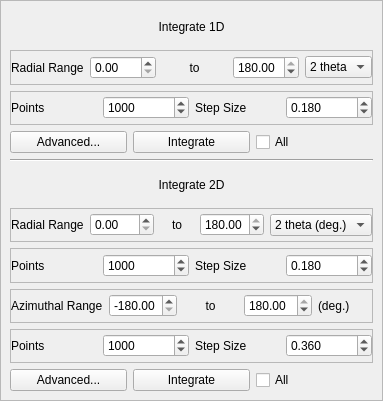
First picture: the form in xdart/experiments/ttheta_scan/gui/integratorUI.ui, repository rwalroth/xdart, before the edit.
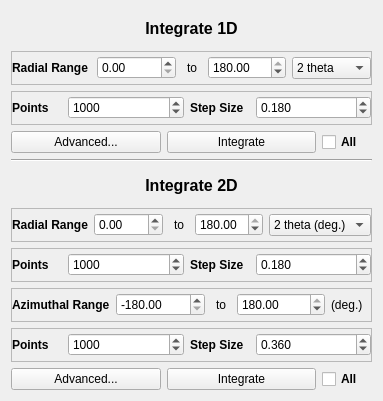
Second picture: the form after the edit.

Commit message:
Added rangeWidget to handle range parameters
High and low boxes affect each other, step size
and points also are linked.

Patch:
```diff
--- a/xdart/experiments/ttheta_scan/gui/integratorUI.ui
+++ b/xdart/experiments/ttheta_scan/gui/integratorUI.ui
@@ -13,95 +13,29 @@
   <property name="windowTitle">
    <string>Form</string>
   </property>
-  <layout class="QVBoxLayout" name="layout">
-   <property name="spacing">
-    <number>0</number>
-   </property>
-   <property name="leftMargin">
-    <number>0</number>
-   </property>
-   <property name="topMargin">
-    <number>0</number>
-   </property>
-   <property name="rightMargin">
-    <number>0</number>
-   </property>
-   <property name="bottomMargin">
-    <number>0</number>
-   </property>
-   <item>
-    <widget class="QFrame" name="integratorButtons">
-     <property name="frameShape">
-      <enum>QFrame::StyledPanel</enum>
-     </property>
-     <property name="frameShadow">
-      <enum>QFrame::Raised</enum>
-     </property>
      <layout class="QGridLayout" name="gridLayout">
       <item row="0" column="0" colspan="3">
        <widget class="QLabel" name="label">
+     <property name="font">
+      <font>
+       <pointsize>12</pointsize>
+       <weight>75</weight>
+       <bold>true</bold>
+      </font>
+     </property>
         <property name="text">
          <string>Integrate 1D</string>
         </property>
-        <property name="alignment">
-         <set>Qt::AlignCenter</set>
-        </property>
-       </widget>
-      </item>
-      <item row="12" column="1">
-       <widget class="QPushButton" name="integrateMG2D">
-        <property name="text">
-         <string>Integrate</string>
-        </property>
-       </widget>
-      </item>
-      <item row="4" column="1">
-       <widget class="QPushButton" name="integrateBAI2D">
-        <property name="text">
-         <string>Integrate</string>
-        </property>
-       </widget>
-      </item>
-      <item row="4" column="2">
-       <widget class="QCheckBox" name="integrateBAIAll">
-        <property name="text">
-         <string>All</string>
-        </property>
-       </widget>
-      </item>
-      <item row="5" column="0" colspan="3">
-       <widget class="Line" name="line">
-        <property name="orientation">
-         <enum>Qt::Horizontal</enum>
-        </property>
-       </widget>
-      </item>
-      <item row="12" column="0">
-       <widget class="QPushButton" name="integrateMG1D">
-        <property name="text">
-         <string>Advanced...</string>
-        </property>
-       </widget>
-      </item>
-      <item row="6" column="0" colspan="3">
-       <widget class="QLabel" name="label_2">
-        <property name="text">
-         <string>Integrate 2D</string>
-        </property>
+     <property name="textFormat">
+      <enum>Qt::AutoText</enum>
+     </property>
         <property name="alignment">
          <set>Qt::AlignCenter</set>
         </property>
        </widget>
       </item>
-      <item row="4" column="0">
-       <widget class="QPushButton" name="integrateBAI1D">
-        <property name="text">
-         <string>Advanced...</string>
-        </property>
-       </widget>
-      </item>
-      <item row="2" column="0" colspan="3">
-       <widget class="QFrame" name="frame">
+   <item row="1" column="0" colspan="3">
+    <widget class="QFrame" name="radialRange1DFrame">
         <property name="frameShape">
          <enum>QFrame::StyledPanel</enum>
         </property>
@@ -123,6 +57,12 @@
          </property>
          <item>
           <widget class="QLabel" name="label_3">
+        <property name="font">
+         <font>
+          <weight>75</weight>
+          <bold>true</bold>
+         </font>
+        </property>
            <property name="text">
             <string>Radial Range</string>
            </property>
@@ -137,6 +77,12 @@
          </item>
          <item>
           <widget class="QLabel" name="label_4">
+        <property name="maximumSize">
+         <size>
+          <width>20</width>
+          <height>16777215</height>
+         </size>
+        </property>
            <property name="text">
             <string>to</string>
            </property>
@@ -172,8 +118,159 @@
         </layout>
        </widget>
       </item>
-      <item row="7" column="0" colspan="3">
-       <widget class="QFrame" name="frame_3">
+   <item row="2" column="0" colspan="3">
+    <widget class="QFrame" name="radialPoints1DFrame">
+     <property name="frameShape">
+      <enum>QFrame::StyledPanel</enum>
+     </property>
+     <property name="frameShadow">
+      <enum>QFrame::Raised</enum>
+     </property>
+     <layout class="QHBoxLayout" name="horizontalLayout_4">
+      <property name="leftMargin">
+       <number>0</number>
+      </property>
+      <property name="topMargin">
+       <number>0</number>
+      </property>
+      <property name="rightMargin">
+       <number>0</number>
+      </property>
+      <property name="bottomMargin">
+       <number>0</number>
+      </property>
+      <item>
+       <widget class="QLabel" name="label_10">
+        <property name="maximumSize">
+         <size>
+          <width>50</width>
+          <height>16777215</height>
+         </size>
+        </property>
+        <property name="font">
+         <font>
+          <weight>75</weight>
+          <bold>true</bold>
+         </font>
+        </property>
+        <property name="text">
+         <string>Points</string>
+        </property>
+        <property name="alignment">
+         <set>Qt::AlignLeading|Qt::AlignLeft|Qt::AlignVCenter</set>
+        </property>
+       </widget>
+      </item>
+      <item>
+       <widget class="QSpinBox" name="spinBox">
+        <property name="maximum">
+         <number>100000</number>
+        </property>
+        <property name="value">
+         <number>1000</number>
+        </property>
+       </widget>
+      </item>
+      <item>
+       <widget class="QLabel" name="label_11">
+        <property name="maximumSize">
+         <size>
+          <width>60</width>
+          <height>16777215</height>
+         </size>
+        </property>
+        <property name="font">
+         <font>
+          <weight>75</weight>
+          <bold>true</bold>
+         </font>
+        </property>
+        <property name="text">
+         <string>Step Size</string>
+        </property>
+        <property name="alignment">
+         <set>Qt::AlignLeading|Qt::AlignLeft|Qt::AlignVCenter</set>
+        </property>
+       </widget>
+      </item>
+      <item>
+       <widget class="QDoubleSpinBox" name="doubleSpinBox_7">
+        <property name="decimals">
+         <number>3</number>
+        </property>
+        <property name="maximum">
+         <double>100.000000000000000</double>
+        </property>
+        <property name="singleStep">
+         <double>0.100000000000000</double>
+        </property>
+        <property name="value">
+         <double>0.180000000000000</double>
+        </property>
+       </widget>
+      </item>
+     </layout>
+    </widget>
+   </item>
+   <item row="3" column="0">
+    <widget class="QPushButton" name="advanced1D">
+     <property name="text">
+      <string>Advanced...</string>
+     </property>
+    </widget>
+   </item>
+   <item row="3" column="1">
+    <widget class="QPushButton" name="integrate1D">
+     <property name="text">
+      <string>Integrate</string>
+     </property>
+    </widget>
+   </item>
+   <item row="3" column="2">
+    <widget class="QCheckBox" name="all1D">
+     <property name="maximumSize">
+      <size>
+       <width>50</width>
+       <height>16777215</height>
+      </size>
+     </property>
+     <property name="font">
+      <font>
+       <weight>75</weight>
+       <bold>true</bold>
+      </font>
+     </property>
+     <property name="text">
+      <string>All</string>
+     </property>
+    </widget>
+   </item>
+   <item row="4" column="0" colspan="3">
+    <widget class="Line" name="line">
+     <property name="orientation">
+      <enum>Qt::Horizontal</enum>
+     </property>
+    </widget>
+   </item>
+   <item row="5" column="0" colspan="3">
+    <widget class="QLabel" name="label_2">
+     <property name="font">
+      <font>
+       <pointsize>12</pointsize>
+       <weight>75</weight>
+       <bold>true</bold>
+      </font>
+     </property>
+     <property name="text">
+      <string>Integrate 2D</string>
+     </property>
+     <property name="alignment">
+      <set>Qt::AlignCenter</set>
+     </property>
+    </widget>
+   </item>
+   <item row="6" column="0" colspan="3">
+    <widget class="QFrame" name="radialRange2DFrame">
         <property name="frameShape">
          <enum>QFrame::StyledPanel</enum>
         </property>
@@ -195,6 +292,12 @@
          </property>
          <item>
           <widget class="QLabel" name="label_5">
+        <property name="font">
+         <font>
+          <weight>75</weight>
+          <bold>true</bold>
+         </font>
+        </property>
            <property name="text">
             <string>Radial Range</string>
            </property>
@@ -209,6 +312,12 @@
          </item>
          <item>
           <widget class="QLabel" name="label_6">
+        <property name="maximumSize">
+         <size>
+          <width>20</width>
+          <height>16777215</height>
+         </size>
+        </property>
            <property name="text">
             <string>to</string>
            </property>
@@ -244,8 +353,102 @@
         </layout>
        </widget>
       </item>
-      <item row="10" column="0" colspan="3">
-       <widget class="QFrame" name="frame_4">
+   <item row="7" column="0" colspan="3">
+    <widget class="QFrame" name="radialPoints2DFrame">
+     <property name="frameShape">
+      <enum>QFrame::StyledPanel</enum>
+     </property>
+     <property name="frameShadow">
+      <enum>QFrame::Raised</enum>
+     </property>
+     <layout class="QHBoxLayout" name="horizontalLayout_8">
+      <property name="leftMargin">
+       <number>0</number>
+      </property>
+      <property name="topMargin">
+       <number>0</number>
+      </property>
+      <property name="rightMargin">
+       <number>0</number>
+      </property>
+      <property name="bottomMargin">
+       <number>0</number>
+      </property>
+      <item>
+       <widget class="QLabel" name="label_19">
+        <property name="maximumSize">
+         <size>
+          <width>50</width>
+          <height>16777215</height>
+         </size>
+        </property>
+        <property name="font">
+         <font>
+          <weight>75</weight>
+          <bold>true</bold>
+         </font>
+        </property>
+        <property name="text">
+         <string>Points</string>
+        </property>
+        <property name="alignment">
+         <set>Qt::AlignLeading|Qt::AlignLeft|Qt::AlignVCenter</set>
+        </property>
+       </widget>
+      </item>
+      <item>
+       <widget class="QSpinBox" name="spinBox_5">
+        <property name="maximum">
+         <number>100000</number>
+        </property>
+        <property name="value">
+         <number>1000</number>
+        </property>
+       </widget>
+      </item>
+      <item>
+       <widget class="QLabel" name="label_18">
+        <property name="maximumSize">
+         <size>
+          <width>60</width>
+          <height>16777215</height>
+         </size>
+        </property>
+        <property name="font">
+         <font>
+          <weight>75</weight>
+          <bold>true</bold>
+         </font>
+        </property>
+        <property name="text">
+         <string>Step Size</string>
+        </property>
+        <property name="alignment">
+         <set>Qt::AlignLeading|Qt::AlignLeft|Qt::AlignVCenter</set>
+        </property>
+       </widget>
+      </item>
+      <item>
+       <widget class="QDoubleSpinBox" name="doubleSpinBox_11">
+        <property name="decimals">
+         <number>3</number>
+        </property>
+        <property name="maximum">
+         <double>100.000000000000000</double>
+        </property>
+        <property name="singleStep">
+         <double>0.100000000000000</double>
+        </property>
+        <property name="value">
+         <double>0.180000000000000</double>
+        </property>
+       </widget>
+      </item>
+     </layout>
+    </widget>
+   </item>
+   <item row="8" column="0" colspan="3">
+    <widget class="QFrame" name="azimuthRangeFrame">
         <property name="frameShape">
          <enum>QFrame::StyledPanel</enum>
         </property>
@@ -267,6 +470,12 @@
          </property>
          <item>
           <widget class="QLabel" name="label_7">
+        <property name="font">
+         <font>
+          <weight>75</weight>
+          <bold>true</bold>
+         </font>
+        </property>
            <property name="text">
             <string>Azimuthal Range</string>
            </property>
@@ -287,6 +496,18 @@
          </item>
          <item>
           <widget class="QLabel" name="label_8">
+        <property name="minimumSize">
+         <size>
+          <width>0</width>
+          <height>0</height>
+         </size>
+        </property>
+        <property name="maximumSize">
+         <size>
+          <width>20</width>
+          <height>16777215</height>
+         </size>
+        </property>
            <property name="text">
             <string>to</string>
            </property>
@@ -310,6 +531,18 @@
          </item>
          <item>
           <widget class="QLabel" name="label_9">
+        <property name="minimumSize">
+         <size>
+          <width>0</width>
+          <height>0</height>
+         </size>
+        </property>
+        <property name="maximumSize">
+         <size>
+          <width>40</width>
+          <height>16777215</height>
+         </size>
+        </property>
            <property name="text">
             <string>(deg.)</string>
            </property>
@@ -318,143 +551,8 @@
         </layout>
        </widget>
       </item>
-      <item row="12" column="2">
-       <widget class="QCheckBox" name="checkBox_4">
-        <property name="text">
-         <string>All</string>
-        </property>
-       </widget>
-      </item>
-      <item row="3" column="0" colspan="3">
-       <widget class="QFrame" name="frame_2">
-        <property name="frameShape">
-         <enum>QFrame::StyledPanel</enum>
-        </property>
-        <property name="frameShadow">
-         <enum>QFrame::Raised</enum>
-        </property>
-        <layout class="QHBoxLayout" name="horizontalLayout_4">
-         <property name="leftMargin">
-          <number>0</number>
-         </property>
-         <property name="topMargin">
-          <number>0</number>
-         </property>
-         <property name="rightMargin">
-          <number>0</number>
-         </property>
-         <property name="bottomMargin">
-          <number>0</number>
-         </property>
-         <item>
-          <widget class="QLabel" name="label_10">
-           <property name="text">
-            <string>Points</string>
-           </property>
-          </widget>
-         </item>
-         <item>
-          <widget class="QSpinBox" name="spinBox">
-           <property name="maximum">
-            <number>100000</number>
-           </property>
-           <property name="value">
-            <number>1000</number>
-           </property>
-          </widget>
-         </item>
-         <item>
-          <widget class="QLabel" name="label_11">
-           <property name="text">
-            <string>Step Size</string>
-           </property>
-          </widget>
-         </item>
-         <item>
-          <widget class="QDoubleSpinBox" name="doubleSpinBox_7">
-           <property name="decimals">
-            <number>3</number>
-           </property>
-           <property name="maximum">
-            <double>100.000000000000000</double>
-           </property>
-           <property name="singleStep">
-            <double>0.100000000000000</double>
-           </property>
-           <property name="value">
-            <double>0.180000000000000</double>
-           </property>
-          </widget>
-         </item>
-        </layout>
-       </widget>
-      </item>
-      <item row="8" column="0" colspan="3">
-       <widget class="QFrame" name="frame_5">
-        <property name="frameShape">
-         <enum>QFrame::StyledPanel</enum>
-        </property>
-        <property name="frameShadow">
-         <enum>QFrame::Raised</enum>
-        </property>
-        <layout class="QHBoxLayout" name="horizontalLayout_8">
-         <property name="leftMargin">
-          <number>0</number>
-         </property>
-         <property name="topMargin">
-          <number>0</number>
-         </property>
-         <property name="rightMargin">
-          <number>0</number>
-         </property>
-         <property name="bottomMargin">
-          <number>0</number>
-         </property>
-         <item>
-          <widget class="QLabel" name="label_19">
-           <property name="text">
-            <string>Points</string>
-           </property>
-          </widget>
-         </item>
-         <item>
-          <widget class="QSpinBox" name="spinBox_5">
-           <property name="maximum">
-            <number>100000</number>
-           </property>
-           <property name="value">
-            <number>1000</number>
-           </property>
-          </widget>
-         </item>
-         <item>
-          <widget class="QLabel" name="label_18">
-           <property name="text">
-            <string>Step Size</string>
-           </property>
-          </widget>
-         </item>
-         <item>
-          <widget class="QDoubleSpinBox" name="doubleSpinBox_11">
-           <property name="decimals">
-            <number>3</number>
-           </property>
-           <property name="maximum">
-            <double>100.000000000000000</double>
-           </property>
-           <property name="singleStep">
-            <double>0.100000000000000</double>
-           </property>
-           <property name="value">
-            <double>0.180000000000000</double>
-           </property>
-          </widget>
-         </item>
-        </layout>
-       </widget>
-      </item>
-      <item row="11" column="0" colspan="3">
-       <widget class="QFrame" name="frame_6">
+   <item row="9" column="0" colspan="3">
+    <widget class="QFrame" name="azimuthPointsFrame">
         <property name="frameShape">
          <enum>QFrame::StyledPanel</enum>
         </property>
@@ -476,9 +574,24 @@
          </property>
          <item>
           <widget class="QLabel" name="label_21">
+        <property name="maximumSize">
+         <size>
+          <width>50</width>
+          <height>16777215</height>
+         </size>
+        </property>
+        <property name="font">
+         <font>
+          <weight>75</weight>
+          <bold>true</bold>
+         </font>
+        </property>
            <property name="text">
             <string>Points</string>
            </property>
+        <property name="alignment">
+         <set>Qt::AlignLeading|Qt::AlignLeft|Qt::AlignVCenter</set>
+        </property>
           </widget>
          </item>
          <item>
@@ -493,9 +606,24 @@
          </item>
          <item>
           <widget class="QLabel" name="label_20">
+        <property name="maximumSize">
+         <size>
+          <width>60</width>
+          <height>16777215</height>
+         </size>
+        </property>
+        <property name="font">
+         <font>
+          <weight>75</weight>
+          <bold>true</bold>
+         </font>
+        </property>
            <property name="text">
             <string>Step Size</string>
            </property>
+        <property name="alignment">
+         <set>Qt::AlignLeading|Qt::AlignLeft|Qt::AlignVCenter</set>
+        </property>
           </widget>
          </item>
          <item>
@@ -517,7 +645,31 @@
         </layout>
        </widget>
       </item>
-     </layout>
+   <item row="10" column="0">
+    <widget class="QPushButton" name="advanced2D">
+     <property name="text">
+      <string>Advanced...</string>
+     </property>
+    </widget>
+   </item>
+   <item row="10" column="1">
+    <widget class="QPushButton" name="integrate2D">
+     <property name="text">
+      <string>Integrate</string>
+     </property>
+    </widget>
+   </item>
+   <item row="10" column="2">
+    <widget class="QCheckBox" name="all2D">
+     <property name="font">
+      <font>
+       <weight>75</weight>
+       <bold>true</bold>
+      </font>
+     </property>
+     <property name="text">
+      <string>All</string>
+     </property>
     </widget>
    </item>
   </layout>
```
Left out of the diff: 6 changed lines with no effect on the pictures. Lines whose indentation alone changed are shown as unchanged. The commit also changes 4 other files.
